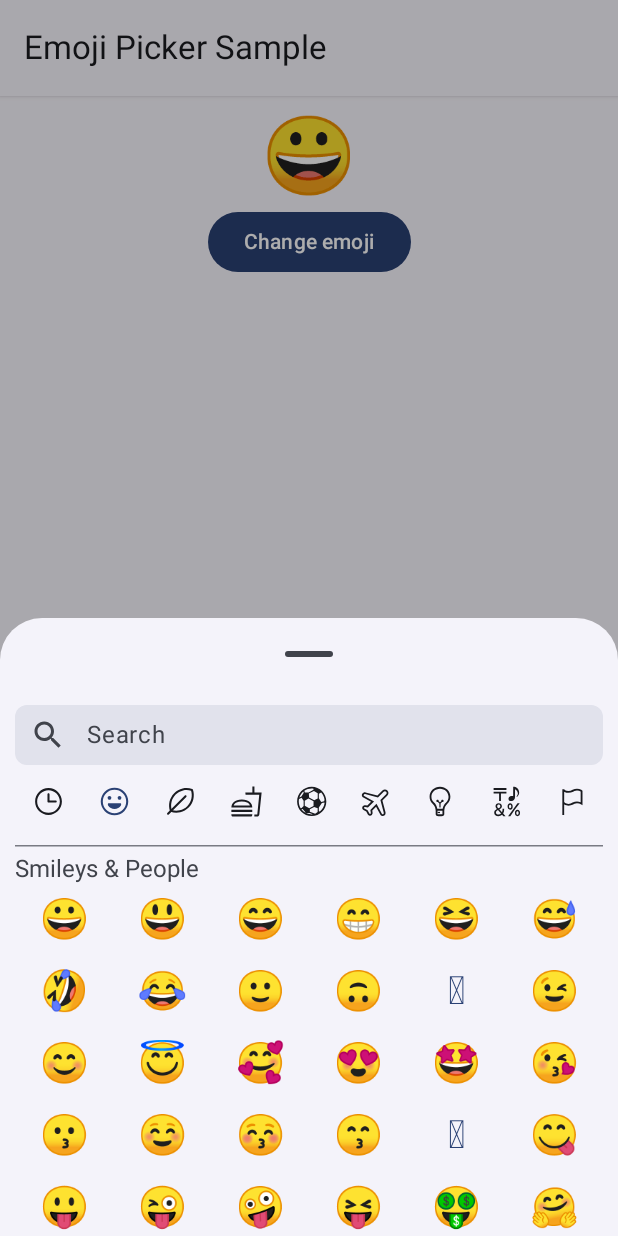
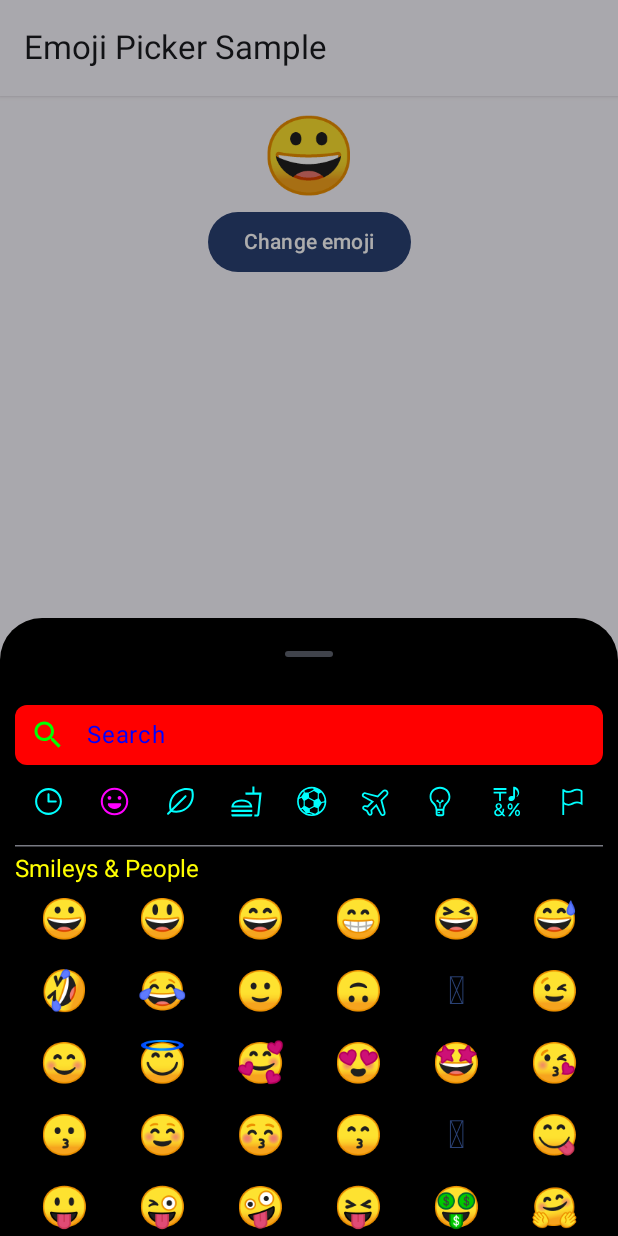
Before and after one commit to alexdametto/compose-emoji-picker, an Android app built with Jetpack Compose: the screen it shows after launch (SampleActivity), after a tap on "Change emoji", on a phone screen of 412 x 824 dp. Run offline under Robolectric (Android 15) with nearby library versions, the phone set to English and light mode, and no system bars.

Commit message:
Add custom colors (#40)

```diff
--- a/compose-emoji-picker/src/main/java/dev/alexdametto/compose_emoji_picker/common/TestTags.kt
+++ b/compose-emoji-picker/src/main/java/dev/alexdametto/compose_emoji_picker/common/TestTags.kt
@@ -2,7 +2,6 @@ package dev.alexdametto.compose_emoji_picker.common
 
 import dev.alexdametto.compose_emoji_picker.domain.model.Emoji
 import dev.alexdametto.compose_emoji_picker.domain.model.EmojiCategory
-import dev.alexdametto.compose_emoji_picker.domain.model.EmojiListItem
 
 internal object TestTags {
     const val EMOJI_PICKER = "EMOJI_PICKER"
--- a/compose-emoji-picker/src/main/java/dev/alexdametto/compose_emoji_picker/presentation/EmojiPicker.kt
+++ b/compose-emoji-picker/src/main/java/dev/alexdametto/compose_emoji_picker/presentation/EmojiPicker.kt
@@ -28,7 +28,6 @@ import androidx.compose.material3.ExperimentalMaterial3Api
 import androidx.compose.material3.HorizontalDivider
 import androidx.compose.material3.Icon
 import androidx.compose.material3.IconButton
-import androidx.compose.material3.MaterialTheme
 import androidx.compose.material3.ModalBottomSheet
 import androidx.compose.material3.Scaffold
 import androidx.compose.material3.Text
@@ -43,6 +42,7 @@ import androidx.compose.runtime.remember
 import androidx.compose.runtime.rememberCoroutineScope
 import androidx.compose.ui.Alignment
 import androidx.compose.ui.Modifier
+import androidx.compose.ui.graphics.Color
 import androidx.compose.ui.graphics.vector.ImageVector
 import androidx.compose.ui.input.nestedscroll.nestedScroll
 import androidx.compose.ui.platform.LocalContext
@@ -71,6 +71,7 @@ import kotlinx.coroutines.launch
 @Composable
 fun EmojiPicker(
     open: Boolean,
+    colors: EmojiPickerColors = EmojiPickerDefaults.emojiPickerColors(),
     onClose: () -> Unit,
     onEmojiSelected: (emoji: Emoji) -> Unit,
 ) {
@@ -103,11 +104,13 @@ fun EmojiPicker(
             modifier = Modifier
                 .nestedScroll(rememberNestedScrollInteropConnection())
                 .systemBarsPadding()
-                .testTag(TestTags.EMOJI_PICKER)
+                .testTag(TestTags.EMOJI_PICKER),
+            containerColor = colors.backgroundColor
         ) {
             EmojiPickerContent(
                 state = viewModel.state.collectAsState().value,
                 gridState = gridState,
+                colors = colors,
                 onCategoryTabClick = { categoryTitleIndex ->
                     coroutineScope.launch {
                         // Animate scroll to the 10th item
@@ -128,6 +131,7 @@ fun EmojiPicker(
 private fun EmojiPickerContent(
     state: EmojiPickerState,
     gridState: LazyGridState,
+    colors: EmojiPickerColors = EmojiPickerDefaults.emojiPickerColors(),
     onCategoryTabClick: (categoryTitleIndex: Int) -> Unit,
     onSearchTextChange: (searchText: String) -> Unit,
     onEmojiSelected: (emoji: Emoji) -> Unit,
@@ -140,7 +144,8 @@ private fun EmojiPickerContent(
     ) {
         EmojiSearchBar(
             value = state.searchText,
-            onValueChange = onSearchTextChange
+            onValueChange = onSearchTextChange,
+            colors = colors
         )
 
         // Calculate selected category only when firstVisibleItemIndex or categoryTitleIndexes actually change
@@ -176,6 +181,7 @@ private fun EmojiPickerContent(
                     category = category,
                     selected = isSelected,
                     enabled = isEnabled,
+                    colors = colors,
                     onClick = {
                         onCategoryTabClick(categoryTitleIndex)
                     },
@@ -202,7 +208,7 @@ private fun EmojiPickerContent(
                     style = TextStyle(
                         fontSize = 16.sp
                     ),
-                    color = MaterialTheme.colorScheme.onSurfaceVariant
+                    color = colors.textColor
                 )
             }
         } else {
@@ -232,7 +238,8 @@ private fun EmojiPickerContent(
                         )
                     } else if (it is EmojiCategoryTitle) {
                         CategoryTitle(
-                            category = it.category
+                            category = it.category,
+                            colors = colors
                         )
                     }
                 }
@@ -245,6 +252,7 @@ private fun EmojiPickerContent(
 private fun EmojiSearchBar(
     value: String,
     onValueChange: (value: String) -> Unit,
+    colors: EmojiPickerColors,
     modifier: Modifier = Modifier,
 ) {
     val height = 40.dp
@@ -255,7 +263,7 @@ private fun EmojiSearchBar(
             .height(height)
             .fillMaxWidth()
             .background(
-                color = MaterialTheme.colorScheme.surfaceVariant,
+                color = colors.searchBarBackgroundColor,
                 shape = cornerShape
             ),
         verticalAlignment = Alignment.CenterVertically,
@@ -278,7 +286,7 @@ private fun EmojiSearchBar(
                         Icon(
                             imageVector = Icons.Default.Search,
                             contentDescription = null,
-                            tint = MaterialTheme.colorScheme.onSurfaceVariant
+                            tint = colors.searchBarIconTint
                         )
                         Box(
                             modifier = Modifier.fillMaxWidth(),
@@ -290,7 +298,7 @@ private fun EmojiSearchBar(
                                         modifier = Modifier
                                             .fillMaxWidth(),
                                         text = stringResource(R.string.search),
-                                        color = MaterialTheme.colorScheme.onSurfaceVariant
+                                        color = colors.searchBarTextColor
                                     )
                                 }
                                 innerTextField()
@@ -313,6 +321,7 @@ private fun RowScope.CategoryTabButton(
     category: EmojiCategory,
     selected: Boolean,
     enabled: Boolean,
+    colors: EmojiPickerColors,
     onClick: () -> Unit,
 ) {
     IconButton(
@@ -325,21 +334,22 @@ private fun RowScope.CategoryTabButton(
         Icon(
             imageVector = ImageVector.vectorResource(category.icon),
             contentDescription = stringResource(category.title),
-            tint = if (selected) MaterialTheme.colorScheme.primary else MaterialTheme.colorScheme.onSurface
+            tint = if (selected) colors.activeCategoryTint else colors.inactiveCategoryTint
         )
     }
 }
 
 @Composable
 private fun CategoryTitle(
-    category: EmojiCategory
+    category: EmojiCategory,
+    colors: EmojiPickerColors
 ) {
     Text(
         text = stringResource(category.title),
         style = TextStyle(
             fontSize = 16.sp
         ),
-        color = MaterialTheme.colorScheme.onSurfaceVariant,
+        color = colors.textColor,
         modifier = Modifier
             .testTag(TestTags.get(category))
     )
@@ -432,3 +442,53 @@ private fun EmojiBottomSheetContentEmptyPreview() {
         )
     }
 }
+
+@OptIn(ExperimentalMaterial3Api::class)
+@SuppressLint("UnusedMaterial3ScaffoldPaddingParameter")
+@Preview
+@Composable
+private fun EmojiBottomSheetContentCustomColors() {
+    val randomEmoji = Emoji(
+        id = "grinning_face",
+        emoji = "😀",
+        name = "grinning face",
+        slug = "grinning_face",
+        category = EmojiCategory.SMILEYS_AND_PEOPLE.key
+    )
+
+    PlaygroundTheme {
+        Scaffold {
+            EmojiPickerContent(
+                state = EmojiPickerState(
+                    emojiListItems = listOf(
+                        EmojiCategoryTitle(
+                            category = EmojiCategory.OBJECTS,
+                            id = EmojiCategory.OBJECTS.key
+                        ),
+                        EmojiItem(
+                            id = randomEmoji.id,
+                            emoji = randomEmoji
+                        )
+                    ),
+                    categoryTitleIndexes = mapOf(
+                        EmojiCategory.RECENT.key to 0
+                    )
+                ),
+                gridState = LazyGridState(),
+                colors = EmojiPickerDefaults.emojiPickerColors(
+                    backgroundColor = Color.Black,
+                    searchBarBackgroundColor = Color.Red,
+                    searchBarIconTint = Color.Green,
+                    searchBarTextColor = Color.Blue,
+                    textColor = Color.Yellow,
+                    activeCategoryTint = Color.Magenta,
+                    inactiveCategoryTint = Color.Cyan
+                ),
+                onCategoryTabClick = { },
+                onSearchTextChange = { },
+                onEmojiSelected = { },
+                onAddToRecent = { }
+            )
+        }
+    }
+}
--- /dev/null
+++ b/compose-emoji-picker/src/main/java/dev/alexdametto/compose_emoji_picker/presentation/EmojiPickerDefaults.kt
@@ -0,0 +1,53 @@
+package dev.alexdametto.compose_emoji_picker.presentation
+
+import androidx.compose.material3.MaterialTheme
+import androidx.compose.runtime.Composable
+import androidx.compose.runtime.Immutable
+import androidx.compose.ui.graphics.Color
+
+@Immutable
+class EmojiPickerColors(
+    val backgroundColor: Color,
+    val searchBarBackgroundColor: Color,
+    val searchBarIconTint: Color,
+    val searchBarTextColor: Color,
+    val textColor: Color,
+    val activeCategoryTint: Color,
+    val inactiveCategoryTint: Color
+)
+
+object EmojiPickerDefaults {
+    @Composable
+    fun emojiPickerColors(): EmojiPickerColors {
+        return EmojiPickerColors(
+            backgroundColor = MaterialTheme.colorScheme.surfaceContainerLow,
+            searchBarBackgroundColor = MaterialTheme.colorScheme.surfaceVariant,
+            searchBarIconTint = MaterialTheme.colorScheme.onSurfaceVariant,
+            searchBarTextColor = MaterialTheme.colorScheme.onSurfaceVariant,
+            textColor = MaterialTheme.colorScheme.onSurfaceVariant,
+            activeCategoryTint = MaterialTheme.colorScheme.primary,
+            inactiveCategoryTint = MaterialTheme.colorScheme.onSurface,
+        )
+    }
+
+    @Composable
+    fun emojiPickerColors(
+        backgroundColor: Color = MaterialTheme.colorScheme.surfaceContainerLow,
+        searchBarBackgroundColor: Color = MaterialTheme.colorScheme.surfaceVariant,
+        searchBarIconTint: Color = MaterialTheme.colorScheme.onSurfaceVariant,
+        searchBarTextColor: Color = MaterialTheme.colorScheme.onSurfaceVariant,
+        textColor: Color = MaterialTheme.colorScheme.onSurfaceVariant,
+        activeCategoryTint: Color = MaterialTheme.colorScheme.primary,
+        inactiveCategoryTint: Color = MaterialTheme.colorScheme.onSurface,
+    ): EmojiPickerColors {
+        return EmojiPickerColors(
+            backgroundColor = backgroundColor,
+            searchBarBackgroundColor = searchBarBackgroundColor,
+            searchBarIconTint = searchBarIconTint,
+            searchBarTextColor = searchBarTextColor,
+            textColor = textColor,
+            activeCategoryTint = activeCategoryTint,
+            inactiveCategoryTint = inactiveCategoryTint
+        )
+    }
+}
--- a/sample-app/src/main/java/dev/alexdametto/sample_compose_emoji_picker/SampleActivity.kt
+++ b/sample-app/src/main/java/dev/alexdametto/sample_compose_emoji_picker/SampleActivity.kt
@@ -20,11 +20,13 @@ import androidx.compose.runtime.mutableStateOf
 import androidx.compose.runtime.remember
 import androidx.compose.ui.Alignment
 import androidx.compose.ui.Modifier
+import androidx.compose.ui.graphics.Color
 import androidx.compose.ui.text.TextStyle
 import androidx.compose.ui.tooling.preview.Preview
 import androidx.compose.ui.unit.dp
 import androidx.compose.ui.unit.sp
 import dev.alexdametto.compose_emoji_picker.presentation.EmojiPicker
+import dev.alexdametto.compose_emoji_picker.presentation.EmojiPickerDefaults
 
 internal class SampleActivity : ComponentActivity() {
     override fun onCreate(savedInstanceState: Bundle?) {
@@ -95,7 +97,16 @@ private fun SampleActivityContent() {
             onEmojiSelected = {
                 selectedEmoji.value = it.emoji
                 openEmojiPicker.value = false
-            }
+            },
+            colors = EmojiPickerDefaults.emojiPickerColors(
+                backgroundColor = Color.Black,
+                searchBarBackgroundColor = Color.Red,
+                searchBarIconTint = Color.Green,
+                searchBarTextColor = Color.Blue,
+                textColor = Color.Yellow,
+                activeCategoryTint = Color.Magenta,
+                inactiveCategoryTint = Color.Cyan
+            )
         )
     }
 }
```
